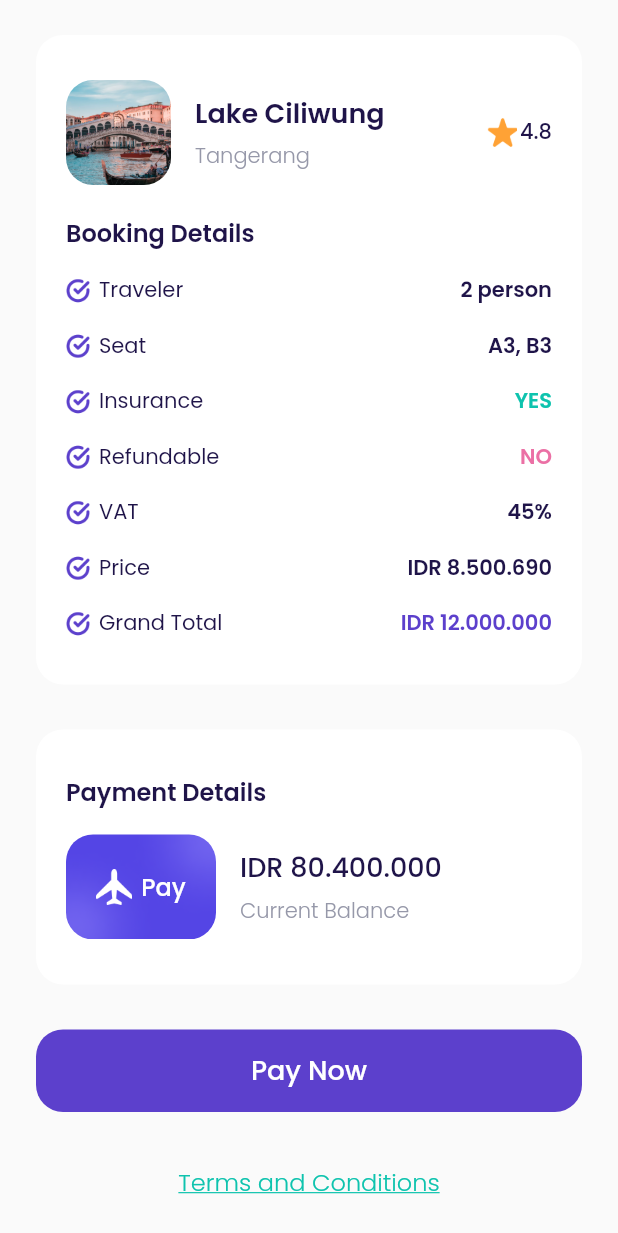
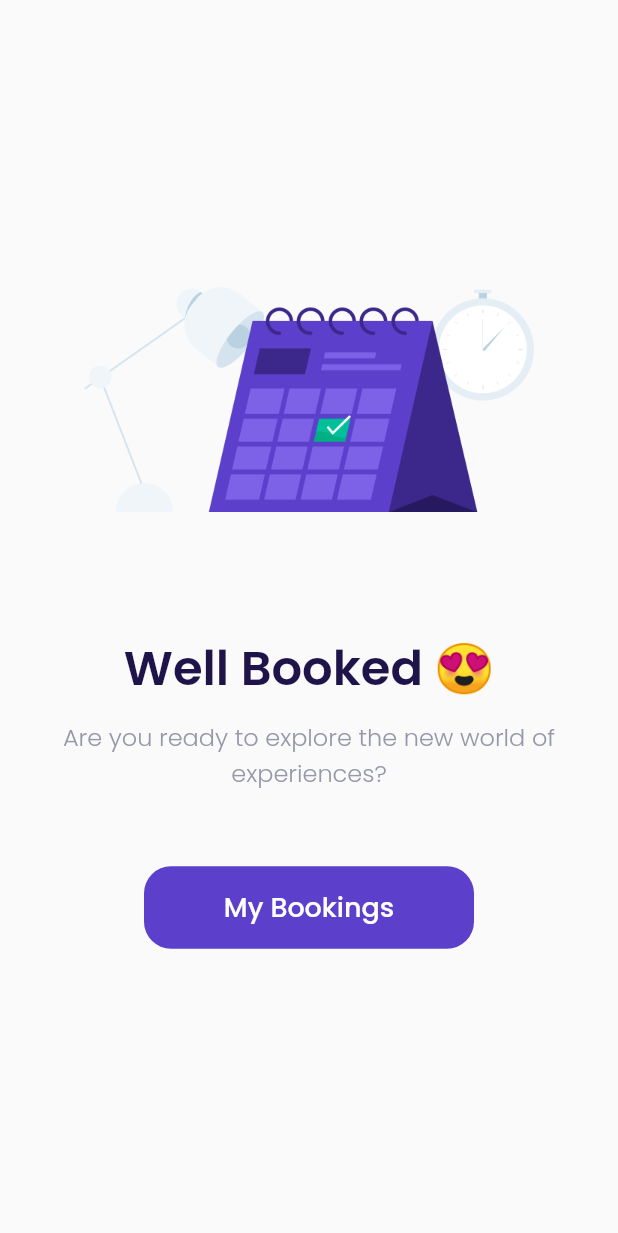
Before and after one commit to wilyanto/flutter-airplane, a Flutter app: the CheckoutPage screen opened by its route, scrolled down 185 dp, after a tap on "Pay Now", on a phone screen of 412 x 824 dp. Shown: the top 1233 px of the screen. Run offline on Flutter 3.47's test engine with Material 2 defaults, Android fonts, the phone set to English and light mode, and no system bars; our stand-ins replace google_fonts.

Commit message:
success checkout page

```diff
--- a/lib/main.dart
+++ b/lib/main.dart
@@ -1,5 +1,6 @@
 import 'package:airplane/presentation/booking/select_seat_page.dart';
 import 'package:airplane/presentation/checkout/checkout_page.dart';
+import 'package:airplane/presentation/checkout/success/sucess_checkout_page.dart';
 import 'package:airplane/presentation/destination/destination_detail_page.dart';
 import 'package:airplane/presentation/get_started/get_started.dart';
 import 'package:airplane/presentation/main/main_page.dart';
@@ -27,6 +28,7 @@ class MyApp extends StatelessWidget {
         DestinationDetailPage.routeName: (context) => DestinationDetailPage(),
         SelectSeatPage.routeName: (context) => SelectSeatPage(),
         CheckoutPage.routeName: (context) => CheckoutPage(),
+        SuccessCheckoutPage.routeName: (context) => SuccessCheckoutPage(),
       },
     );
   }
--- a/lib/presentation/checkout/checkout_page.dart
+++ b/lib/presentation/checkout/checkout_page.dart
@@ -1,3 +1,4 @@
+import 'package:airplane/presentation/checkout/success/sucess_checkout_page.dart';
 import 'package:airplane/presentation/checkout/widgets/booking_detail_item.dart';
 import 'package:airplane/presentation/core/widgets/cta_button.dart';
 import 'package:airplane/presentation/core/widgets/tac.dart';
@@ -282,7 +283,9 @@ class CheckoutPage extends StatelessWidget {
     Widget payNowButton() => CtaButton(
           margin: const EdgeInsets.only(top: 30),
           title: 'Pay Now',
-          onPressed: () {},
+          onPressed: () {
+            Navigator.pushNamed(context, SuccessCheckoutPage.routeName);
+          },
         );
 
     return Scaffold(
--- /dev/null
+++ b/lib/presentation/checkout/success/sucess_checkout_page.dart
@@ -0,0 +1,59 @@
+import 'package:airplane/presentation/core/widgets/cta_button.dart';
+import 'package:airplane/presentation/main/main_page.dart';
+import 'package:airplane/shared/theme.dart';
+import 'package:flutter/material.dart';
+
+class SuccessCheckoutPage extends StatelessWidget {
+  static const routeName = '/success-checkout';
+  @override
+  Widget build(BuildContext context) {
+    return Scaffold(
+      backgroundColor: kBackgroundColor,
+      body: Center(
+        child: Column(
+          mainAxisAlignment: MainAxisAlignment.center,
+          children: [
+            Container(
+              width: 300,
+              height: 150,
+              margin: const EdgeInsets.only(bottom: 80),
+              decoration: const BoxDecoration(
+                image: DecorationImage(
+                  image: AssetImage('assets/image_success.png'),
+                ),
+              ),
+            ),
+            Text(
+              'Well Booked 😍',
+              style: blackTextStyle.copyWith(
+                fontSize: 32,
+                fontWeight: semiBold,
+              ),
+            ),
+            const SizedBox(height: 10),
+            Text(
+              'Are you ready to explore the new world of experiences?',
+              textAlign: TextAlign.center,
+              style: greyTextStyle.copyWith(
+                fontSize: 16,
+                fontWeight: light,
+              ),
+            ),
+            CtaButton(
+              width: 220,
+              margin: const EdgeInsets.only(top: 50),
+              title: 'My Bookings',
+              onPressed: () {
+                Navigator.pushNamedAndRemoveUntil(
+                  context,
+                  MainPage.routeName,
+                  (route) => false,
+                );
+              },
+            )
+          ],
+        ),
+      ),
+    );
+  }
+}
```
